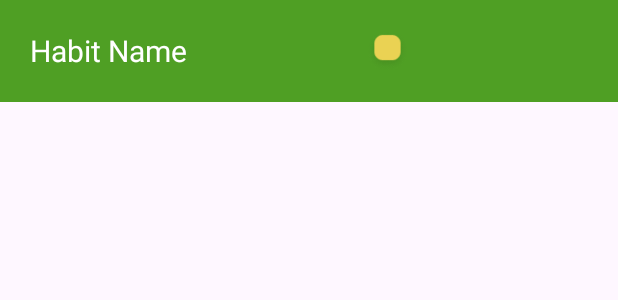
After one commit to MarshallAtlas/Habitat, an Android app: the layout habit_item.xml on its own in the app's theme, with its tools: preview values and no code run, on a phone screen of 412 x 824 dp. The commit adds this screen. Shown: the top 300 px of the screen. Run offline under Robolectric (Android 15) with nearby library versions, the phone set to English and light mode, and no system bars.

```diff
--- /dev/null
+++ b/app/src/main/res/layout/habit_item.xml
@@ -0,0 +1,37 @@
+<?xml version="1.0" encoding="utf-8"?>
+<androidx.constraintlayout.widget.ConstraintLayout xmlns:android="http://schemas.android.com/apk/res/android"
+    xmlns:tools="http://schemas.android.com/tools"
+    android:layout_width="match_parent"
+    android:layout_height="match_parent"
+    xmlns:app="http://schemas.android.com/apk/res-auto"
+    >
+
+    <LinearLayout
+        android:layout_width="match_parent"
+        android:layout_height="wrap_content"
+        android:background="#BFEDBF"
+        android:backgroundTint="#4F9F24"
+        android:orientation="horizontal"
+        android:padding="20dp"
+        app:layout_constraintStart_toStartOf="parent"
+        app:layout_constraintTop_toTopOf="parent">
+
+        <TextView
+            android:id="@+id/tv_habit_name"
+            android:layout_width="wrap_content"
+            android:layout_height="wrap_content"
+            android:text="Habit Name"
+            android:textColor="#FFFFFF"
+            android:textSize="20sp" />
+
+        <ImageView
+            android:id="@+id/imageView7"
+            android:layout_width="wrap_content"
+            android:layout_height="28dp"
+            android:layout_weight="1"
+            app:srcCompat="@drawable/habitcolor" />
+
+    </LinearLayout>
+
+
+</androidx.constraintlayout.widget.ConstraintLayout>
```
Also changed, not shown: app/build.gradle (+10 -8 lines), app/src/main/AndroidManifest.xml (+5 -5 lines), app/src/main/java/ph/edu/dlsu/mobdeve/florendo/mapa/habitat/Dashboard.java (+127 -1 lines), app/src/main/java/ph/edu/dlsu/mobdeve/florendo/mapa/habitat/Habit.java (+17 -13 lines), app/src/main/java/ph/edu/dlsu/mobdeve/florendo/mapa/habitat/HabitAdapter.java (added, +58 -0 lines), app/src/main/res/layout/activity_dashboard.xml (+23 -16 lines), app/src/main/res/drawable/habitcolor.png (added).
